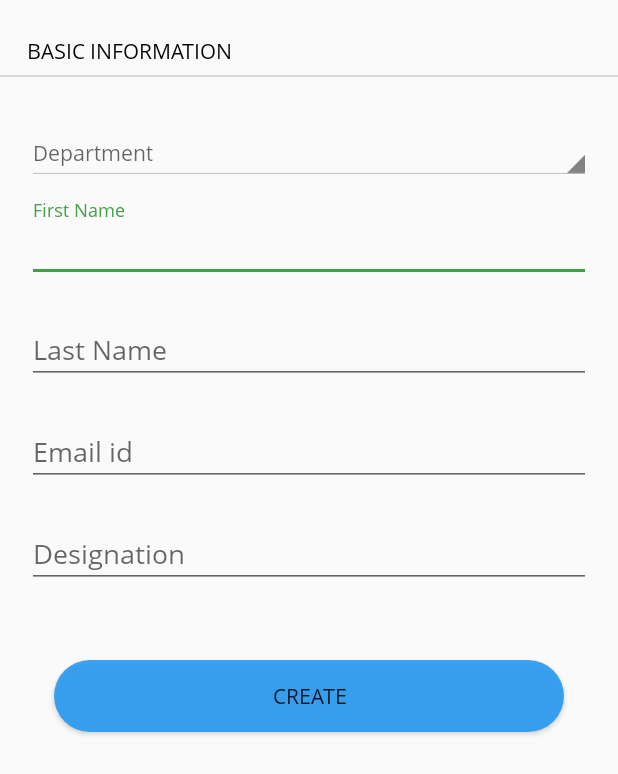
After one commit to AnilWesley/nova-agritech-ems, an Android app: the layout fragment_add_employee_new.xml on its own in the app's theme, with its tools: preview values and no code run, on a phone screen of 412 x 824 dp. The commit adds this screen. Shown: the top 774 px of the screen. Run offline under Robolectric (Android 15) with nearby library versions, the phone set to English and light mode, and no system bars.

Commit message:
commit 11

```diff
--- a/app/build.gradle
+++ b/app/build.gradle
@@ -33,7 +33,8 @@ dependencies {
 
     implementation 'com.google.firebase:firebase-core:16.0.7'
     implementation 'com.google.firebase:firebase-auth:16.1.0'
-    implementation 'com.google.firebase:firebase-firestore:18.0.1'
+    //implementation 'com.google.firebase:firebase-firestore:18.0.1'
+    implementation 'com.firebaseui:firebase-ui-firestore:4.3.1'
 
     implementation 'androidx.appcompat:appcompat:1.0.2'
     implementation 'androidx.constraintlayout:constraintlayout:1.1.3'
--- a/app/src/main/java/com/agritech/empmanager/Home.java
+++ b/app/src/main/java/com/agritech/empmanager/Home.java
@@ -80,6 +80,11 @@ public class Home extends AppCompatActivity implements
     }
 
     @Override
+    public void onDashboardFragmentInteractionViewEmployees() {
+        EmployeesActivity.start(this);
+    }
+
+    @Override
     public void onDashboardFragmentInteractionAddEmployee() {
 
         AddEmployeeActivity.start(this);
--- /dev/null
+++ b/app/src/main/res/anim/layout_animation_fall_down.xml
@@ -0,0 +1,5 @@
+<?xml version="1.0" encoding="utf-8"?>
+<layoutAnimation xmlns:android="http://schemas.android.com/apk/res/android"
+    android:animation="@anim/item_animation_fall_down"
+    android:animationOrder="normal"
+    android:delay="15%" />
--- /dev/null
+++ b/app/src/main/res/layout/fragment_add_employee_new.xml
@@ -0,0 +1,156 @@
+<layout xmlns:android="http://schemas.android.com/apk/res/android"
+    xmlns:app="http://schemas.android.com/apk/res-auto"
+    xmlns:tools="http://schemas.android.com/tools">
+
+    <androidx.core.widget.NestedScrollView
+        android:layout_width="match_parent"
+        android:layout_height="match_parent">
+
+
+        <LinearLayout
+            android:layout_width="match_parent"
+            android:layout_height="match_parent"
+            android:orientation="vertical"
+            tools:context="com.agritech.empmanager.fragments.AddEmployeeFragment">
+
+
+            <TextView
+                android:layout_width="match_parent"
+                android:layout_height="wrap_content"
+                android:layout_marginLeft="18dp"
+                android:layout_marginTop="24dp"
+                android:layout_marginBottom="6dp"
+                android:text="Basic Information"
+                android:textAllCaps="true"
+                android:textColor="@color/colorBlack" />
+
+
+            <TextView
+                android:layout_width="match_parent"
+                android:layout_height="1dp"
+                android:background="#6aaa" />
+
+
+            <LinearLayout
+                android:layout_width="match_parent"
+                android:layout_height="wrap_content"
+                android:layout_marginLeft="18dp"
+                android:layout_marginTop="12dp"
+                android:layout_marginRight="18dp"
+                android:orientation="vertical">
+
+
+                <com.google.android.material.textfield.TextInputLayout
+                    android:layout_width="match_parent"
+                    android:layout_height="wrap_content"
+                    android:layout_marginTop="12dp"
+                    android:hint="Department"
+                    android:inputType="textPersonName"
+                    android:textSize="16sp">v
+
+                    <EditText
+                        android:id="@+id/etDepartment"
+                        style="@android:style/Widget.Holo.Light.Spinner"
+                        android:layout_width="match_parent"
+                        android:layout_height="match_parent"
+                        android:cursorVisible="false"
+                        android:drawablePadding="12dp"
+                        android:focusableInTouchMode="false" />
+
+                </com.google.android.material.textfield.TextInputLayout>
+
+
+                <com.google.android.material.textfield.TextInputLayout
+                    android:layout_width="match_parent"
+                    android:layout_height="wrap_content"
+                    android:layout_marginTop="12dp"
+                    android:hint="First Name"
+                    android:textSize="16sp">
+
+                    <com.google.android.material.textfield.TextInputEditText
+                        android:id="@+id/etFirstName"
+                        android:layout_width="match_parent"
+                        android:layout_height="wrap_content"
+                        android:inputType="textPersonName"
+                        android:lines="1" />
+
+                </com.google.android.material.textfield.TextInputLayout>
+
+
+                <com.google.android.material.textfield.TextInputLayout
+                    android:layout_width="match_parent"
+                    android:layout_height="wrap_content"
+                    android:layout_marginTop="12dp"
+                    android:hint="Last Name"
+                    android:textSize="16sp">
+
+                    <com.google.android.material.textfield.TextInputEditText
+                        android:id="@+id/etLastName"
+                        android:layout_width="match_parent"
+                        android:layout_height="wrap_content"
+                        android:inputType="textPersonName"
+                        android:lines="1" />
+
+                </com.google.android.material.textfield.TextInputLayout>
+
+
+                <com.google.android.material.textfield.TextInputLayout
+                    android:layout_width="match_parent"
+                    android:layout_height="wrap_content"
+                    android:layout_marginTop="12dp"
+                    android:hint="Email id"
+                    android:inputType="textEmailAddress"
+                    android:lines="1"
+                    android:textSize="16sp">
+
+                    <com.google.android.material.textfield.TextInputEditText
+                        android:id="@+id/etEmailId"
+                        android:layout_width="match_parent"
+                        android:layout_height="wrap_content"
+                        android:inputType="textEmailAddress"
+                        android:lines="1" />
+
+                </com.google.android.material.textfield.TextInputLayout>
+
+
+                <com.google.android.material.textfield.TextInputLayout
+                    android:layout_width="match_parent"
+                    android:layout_height="wrap_content"
+                    android:layout_marginTop="12dp"
+                    android:hint="Designation"
+                    android:textSize="16sp">
+
+                    <com.google.android.material.textfield.TextInputEditText
+                        android:id="@+id/etDesignation"
+                        android:layout_width="match_parent"
+                        android:layout_height="wrap_content"
+                        android:inputType="textPersonName"
+                        android:lines="1" />
+
+                </com.google.android.material.textfield.TextInputLayout>
+
+
+            </LinearLayout>
+
+
+            <androidx.appcompat.widget.AppCompatButton
+                android:id="@+id/acbSave"
+                android:layout_width="match_parent"
+                android:layout_height="wrap_content"
+                android:layout_gravity="end"
+                android:layout_marginLeft="36dp"
+                android:layout_marginTop="48dp"
+                android:layout_marginRight="36dp"
+                android:layout_marginBottom="24dp"
+                android:background="@drawable/login_button"
+                android:backgroundTint="@color/colorPrimaryAddEmploye"
+                android:enabled="true"
+                android:shadowRadius="8"
+                android:text="Create" />
+
+
+        </LinearLayout>
+
+    </androidx.core.widget.NestedScrollView>
+
+</layout>
--- a/app/src/main/res/values/strings.xml
+++ b/app/src/main/res/values/strings.xml
@@ -9,4 +9,10 @@
     <!-- TODO: Remove or change this placeholder text -->
     <string name="hello_blank_fragment">Hello blank fragment</string>
 
+    <string-array name="eventtypes">
+        <item>Birthday</item>
+        <item>Anniversary</item>
+    </string-array>
+
+
 </resources>
--- a/app/src/main/res/values/styles.xml
+++ b/app/src/main/res/values/styles.xml
@@ -46,4 +46,16 @@
 
     </style>
 
+
+    <style name="AppThemeViewEmployee" parent="Theme.AppCompat.Light.NoActionBar">
+        <!-- Customize your theme here. -->
+        <item name="colorPrimary">@color/colorPrimary</item>
+        <item name="colorAccent">@color/colorPrimary</item>
+        <item name="colorPrimaryDark">@color/colorPrimaryDark</item>
+
+        <item name="android:fontFamily">@font/opensans_regular</item>
+
+    </style>
+
+
 </resources>
```
Also changed, not shown: app/src/main/AndroidManifest.xml (+6 -2 lines), app/src/main/java/com/agritech/empmanager/EmployeesActivity.java (added, +38 -0 lines), app/src/main/java/com/agritech/empmanager/cview/EmptyRecyclerView.java (added, +72 -0 lines), app/src/main/java/com/agritech/empmanager/cview/RecyclerViewEmptySupport.java (added, +73 -0 lines), app/src/main/java/com/agritech/empmanager/fragments/AddEmployeeFragment.java (+15 -18 lines), app/src/main/java/com/agritech/empmanager/fragments/DashboardFragment.java (+7 -1 lines), app/src/main/java/com/agritech/empmanager/fragments/EmployeesFragment.java (added, +49 -0 lines), app/src/main/java/com/agritech/empmanager/pojo/NewEmpBasic.java (added, +54 -0 lines), app/src/main/res/anim/item_animation_fall_down.xml (added, +27 -0 lines), app/src/main/res/layout/activity_employees.xml (added, +32 -0 lines), app/src/main/res/layout/fragment_employees.xml (added, +26 -0 lines), app/src/main/res/menu/hr_dashboard_menu.xml (+16 -9 lines), app/src/main/res/drawable/home_empty_view.png (added). Lines whose indentation alone changed are shown as unchanged.
